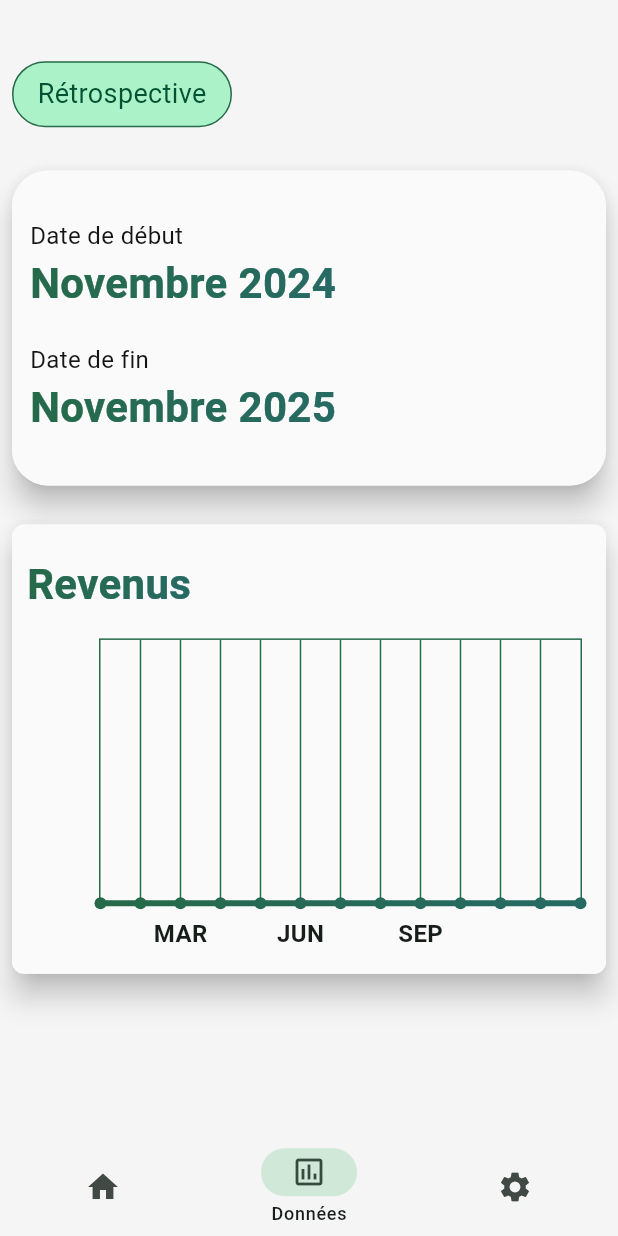
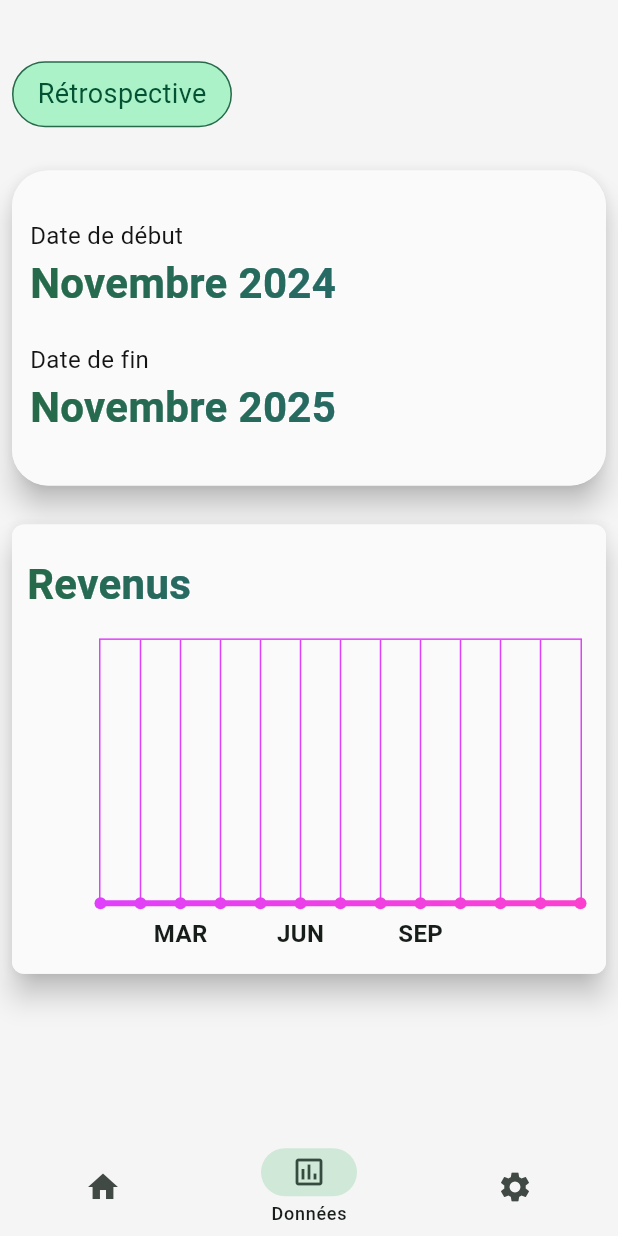
Before and after one commit to SylaneCpn/pense, a Flutter app: the screen it shows after launch, item 2 of the bottom bar chosen, on a phone screen of 412 x 824 dp. Run offline on Flutter 3.47's test engine with Material 3 defaults, Android fonts, the phone set to English and light mode, and no system bars; drawn by our look-alikes of dynamic_color, fl_chart.

Commit message:
small fix

```diff
--- a/lib/ui/data_page/retrospect/retrospect_line_chart.dart
+++ b/lib/ui/data_page/retrospect/retrospect_line_chart.dart
@@ -100,7 +100,7 @@ Widget bottomTitleWidgets(double value, TitleMeta meta) {
   }
 
   LineChartData buildLineChartDate(BuildContext context, AppState appState) {
-    final gradientMainColor = appState.primaryColor(context);
+    final gradientMainColor = Colors.purpleAccent;
     final gradientColors=  [gradientMainColor, gradientPairColor(gradientMainColor)];
     return LineChartData(
       lineTouchData: LineTouchData(
@@ -115,13 +115,13 @@ Widget bottomTitleWidgets(double value, TitleMeta meta) {
         // verticalInterval: 1,
         getDrawingHorizontalLine: (value) {
           return FlLine(
-            color: appState.primaryColor(context) ,
+            color: gradientMainColor ,
             strokeWidth: 1,
           );
         },
         getDrawingVerticalLine: (value) {
           return FlLine(
-            color: appState.primaryColor(context),
+            color: gradientMainColor,
             strokeWidth: 1,
           );
         },
```
